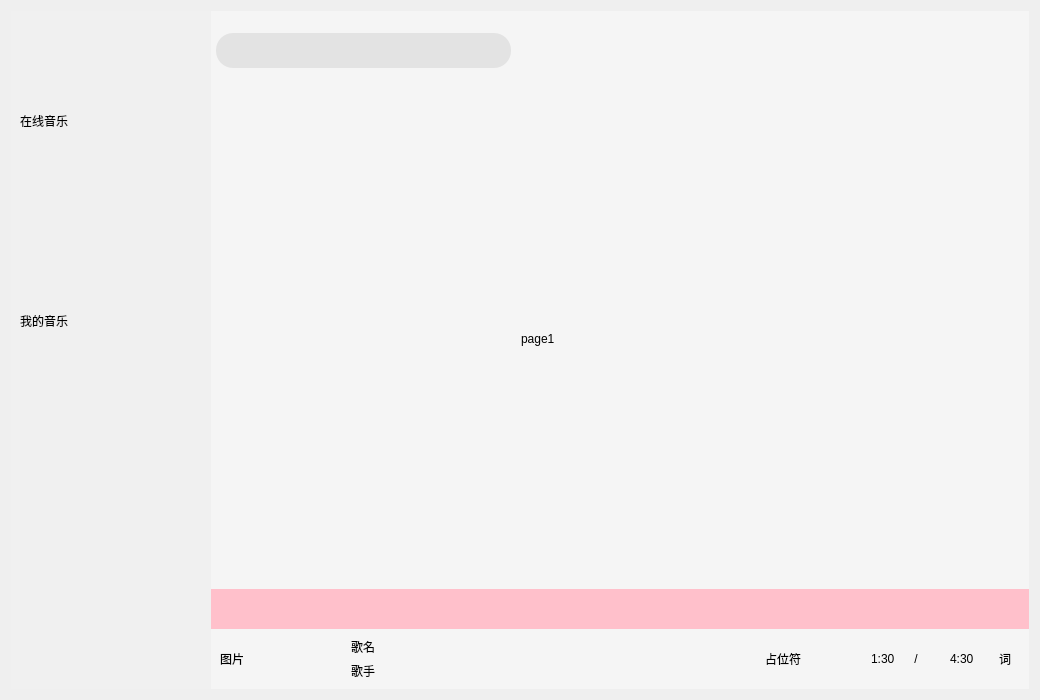
Qt form QQMusic/qqmusic.ui (Lotso-ww/music-player-client) before a commit.
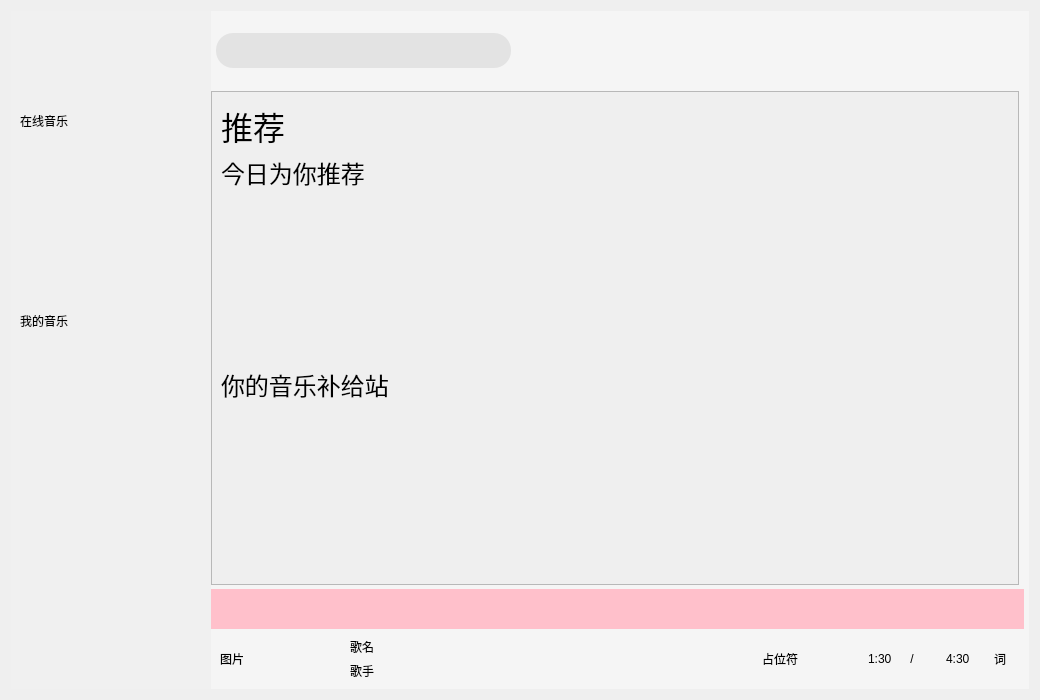
The same form after that commit. Icons and pictures are not drawn. Custom widgets are drawn as their Qt base class.

Commit message: 推荐页面分析与简单布局以及细节优化

```diff
--- a/QQMusic/qqmusic.ui
+++ b/QQMusic/qqmusic.ui
@@ -543,7 +543,7 @@
              <number>0</number>
             </property>
             <property name="rightMargin">
-             <number>0</number>
+             <number>5</number>
             </property>
             <property name="bottomMargin">
              <number>0</number>
@@ -554,18 +554,111 @@
                <number>0</number>
               </property>
               <widget class="QWidget" name="recPage">
-               <widget class="QLabel" name="label">
+               <widget class="QScrollArea" name="scrollArea">
                 <property name="geometry">
                  <rect>
-                  <x>310</x>
-                  <y>240</y>
-                  <width>72</width>
-                  <height>15</height>
+                  <x>0</x>
+                  <y>0</y>
+                  <width>808</width>
+                  <height>494</height>
                  </rect>
                 </property>
-                <property name="text">
-                 <string>page1</string>
+                <property name="widgetResizable">
+                 <bool>true</bool>
                 </property>
+                <widget class="QWidget" name="scrollAreaWidgetContents">
+                 <property name="geometry">
+                  <rect>
+                   <x>0</x>
+                   <y>0</y>
+                   <width>806</width>
+                   <height>492</height>
+                  </rect>
+                 </property>
+                 <layout class="QVBoxLayout" name="verticalLayout_7">
+                  <property name="leftMargin">
+                   <number>9</number>
+                  </property>
+                  <item>
+                   <widget class="QLabel" name="recText">
+                    <property name="minimumSize">
+                     <size>
+                      <width>0</width>
+                      <height>50</height>
+                     </size>
+                    </property>
+                    <property name="maximumSize">
+                     <size>
+                      <width>16777215</width>
+                      <height>50</height>
+                     </size>
+                    </property>
+                    <property name="font">
+                     <font>
+                      <pointsize>24</pointsize>
+                     </font>
+                    </property>
+                    <property name="text">
+                     <string>推荐</string>
+                    </property>
+                   </widget>
+                  </item>
+                  <item>
+                   <widget class="QLabel" name="recMusictext">
+                    <property name="minimumSize">
+                     <size>
+                      <width>0</width>
+                      <height>30</height>
+                     </size>
+                    </property>
+                    <property name="maximumSize">
+                     <size>
+                      <width>16777215</width>
+                      <height>30</height>
+                     </size>
+                    </property>
+                    <property name="font">
+                     <font>
+                      <pointsize>18</pointsize>
+                     </font>
+                    </property>
+                    <property name="text">
+                     <string>今日为你推荐</string>
+                    </property>
+                   </widget>
+                  </item>
+                  <item>
+                   <widget class="QWidget" name="recMusicBox" native="true"/>
+                  </item>
+                  <item>
+                   <widget class="QLabel" name="supplyMusicText">
+                    <property name="minimumSize">
+                     <size>
+                      <width>0</width>
+                      <height>30</height>
+                     </size>
+                    </property>
+                    <property name="maximumSize">
+                     <size>
+                      <width>16777215</width>
+                      <height>30</height>
+                     </size>
+                    </property>
+                    <property name="font">
+                     <font>
+                      <pointsize>18</pointsize>
+                     </font>
+                    </property>
+                    <property name="text">
+                     <string>你的音乐补给站</string>
+                    </property>
+                   </widget>
+                  </item>
+                  <item>
+                   <widget class="QWidget" name="supplyMusicBox" native="true"/>
+                  </item>
+                 </layout>
+                </widget>
                </widget>
               </widget>
               <widget class="QWidget" name="musicpage">
```
